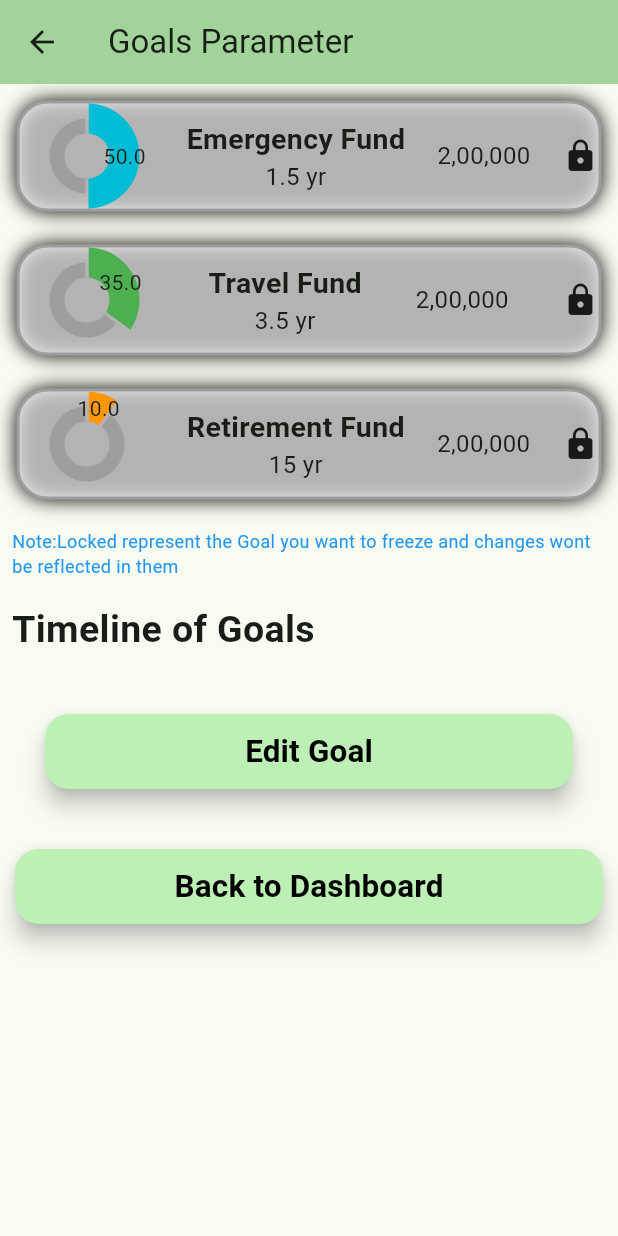
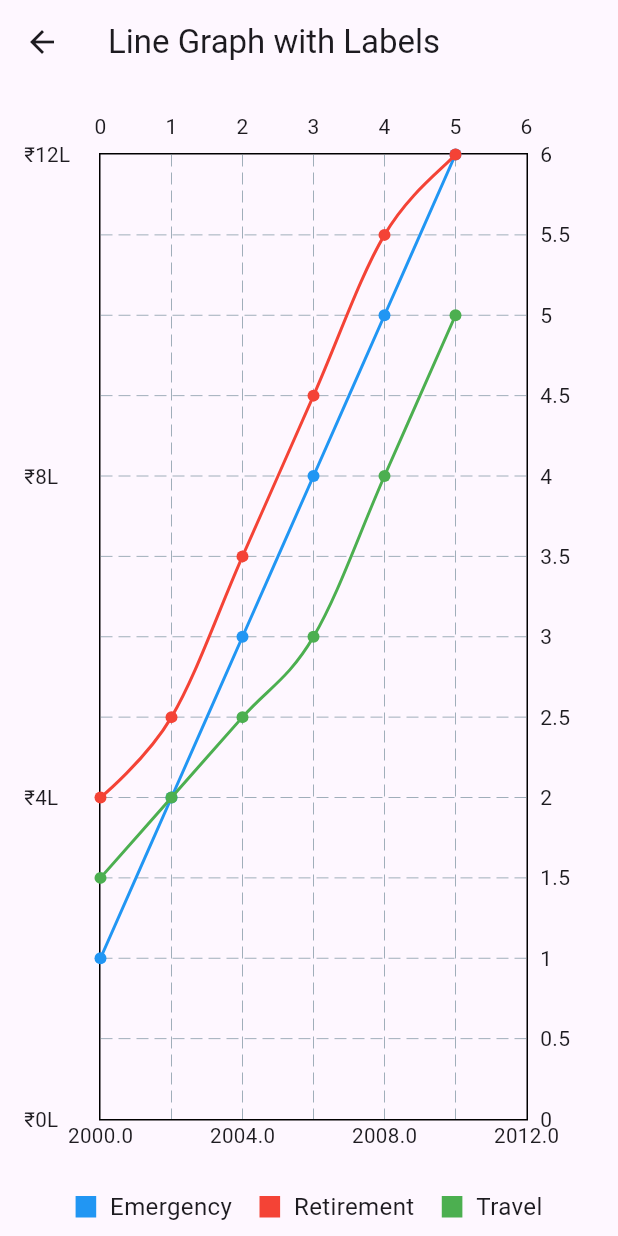
Before and after one commit to Rishika21Gupta/FinancialGoalPlanner, a Flutter app: the Overview screen opened by its route, after a tap on "Edit Goal", on a phone screen of 412 x 824 dp. Run offline on Flutter 3.47's test engine with Material 3 defaults, Android fonts, the phone set to English and light mode, and no system bars; drawn by our look-alikes of fl_chart; our stand-ins replace flutter_screenutil.

Commit message:
initial commit

```diff
--- a/lib/BLA.dart
+++ b/lib/BLA.dart
@@ -1,101 +1,147 @@
-// import 'package:fl_chart/fl_chart.dart';
-// import 'package:flutter/material.dart';
-//
-// class Overview extends StatefulWidget {
-//   const Overview({super.key});
-//
-//   @override
-//   State<Overview> createState() => _OverviewState();
-// }
-//
-// class _OverviewState extends State<Overview> {
-//   @override
-//   Widget build(BuildContext context) {
-//     return Scaffold(
-//         appBar: AppBar(
-//             backgroundColor: Theme.of(context).colorScheme.inversePrimary,
-//             title:Text('Goals Parameter')
-//         ),
-//         body:   Container(
-//             child: ListView(
-//               children: [
-//                 SingleChildScrollView(
-//                   scrollDirection: Axis.horizontal,
-//                   child: Container(
-//                     height:200,
-//                     width: 50,
-//                     color: Colors.red,
-//                     child: Row(
-//                       children: [
-//
-//                               SizedBox(
-//                   height:50,
-//                   child:PieChart(PieChartData(
-//                       startDegreeOffset: 270,
-//                       sections: [
-//                         PieChartSectionData(
-//                             value:50,
-//                             radius:10
-//                         ),
-//                         PieChartSectionData(
-//                             value:50,
-//                             showTitle: false,
-//                             color: Colors.grey,
-//                             radius:10
-//                         )
-//                       ]
-//                   ))
-//                               ),
-//                               // Column(
-//                               //   children: [
-//                               //     Text("Emergency Fund",style:TextStyle(fontSize:11,fontWeight: FontWeight.w600)),
-//                               //     Text("1.5 yr",style: TextStyle(fontSize:16),),
-//                               //   ],
-//                               // ),
-//                         // Text("2,00,000",style: TextStyle(fontSize:16)),
-//                         // Icon(Icons.lock)
-//
-//                       ],
-//                     ),
-//                   ),
-//                 ),
-//                 // Container(
-//                 //   color: Colors.red,
-//                 //   child: Row(
-//                 //     children: [],
-//                 //   ),
-//                 // ),
-//                 // Container(
-//                 //   color: Colors.red,
-//                 //   child: Row(
-//                 //     children: [],
-//                 //   ),
-//                 // ),
-//                 // Text("Note:Locked represent the Goal you want to freeze and changes wont be reflected in them",style: TextStyle(fontSize: 12,color: Colors.blue),)
-//
-//
-//               ],
-//             ),
-//             // child: SizedBox(
-//             //   height:90,
-//             //   child:PieChart(PieChartData(
-//             //     startDegreeOffset: 270,
-//             //     sections: [
-//             //       PieChartSectionData(
-//             //         value:50,
-//             //         radius:20
-//             //       ),
-//             //       PieChartSectionData(
-//             //           value:50,
-//             //           showTitle: false,
-//             //           color: Colors.grey,
-//             //           radius:10
-//             //       )
-//             //     ]
-//             //   ))
-//             // ),
-//           ),
-//
-//     );
-//   }
-// }
+import 'package:flutter/material.dart';
+import 'package:fl_chart/fl_chart.dart';
+import 'package:flutter_screenutil/flutter_screenutil.dart';
+
+
+
+class LineGraphExample extends StatelessWidget {
+  @override
+  Widget build(BuildContext context) {
+    return Scaffold(
+      appBar: AppBar(
+        title: Text('Line Graph with Labels'),
+      ),
+      body: Column(
+        children: [
+          Expanded(
+            child: Padding(
+              padding: const EdgeInsets.all(16.0),
+              child: LineChart(
+                LineChartData(
+                  gridData: FlGridData(show: true),
+                  titlesData: FlTitlesData(
+                    leftTitles: AxisTitles(
+                      sideTitles: SideTitles(
+                        showTitles: true,
+                        getTitlesWidget: (value, meta) {
+                          if (value % 2 == 0) {
+                            return Text(
+                              '₹${(value * 2).toStringAsFixed(0)}L',
+                              style: TextStyle(fontSize: 12.sp),
+                            );
+                          }
+                          return Container();
+                        },
+                        reservedSize: 50,
+                      ),
+                    ),
+                    bottomTitles: AxisTitles(
+                      sideTitles: SideTitles(
+                        showTitles: true,
+                        getTitlesWidget: (value, meta) {
+                          if (value % 2 == 0) {
+                            return Text(
+                              (2000 + value * 2).toString(),
+                              style: TextStyle(fontSize: 12.sp),
+                            );
+                          }
+                          return Container();
+                        },
+                      ),
+                    ),
+                  ),
+                  borderData: FlBorderData(
+                    show: true,
+                    border: const Border.symmetric(
+                      horizontal: BorderSide(color: Colors.black, width: 1),
+                      vertical: BorderSide(color: Colors.black, width: 1),
+                    ),
+                  ),
+                  minX: 0,
+                  maxX: 6,
+                  minY: 0,
+                  maxY: 6,
+                  lineBarsData: [
+                    // Emergency Line (Blue)
+                    LineChartBarData(
+                      spots: [
+                        FlSpot(0, 1),
+                        FlSpot(1, 2),
+                        FlSpot(2, 3),
+                        FlSpot(3, 4),
+                        FlSpot(4, 5),
+                        FlSpot(5, 6),
+                      ],
+                      isCurved: true,
+                      color: Colors.blue,
+                      dotData: FlDotData(show: true),
+                      belowBarData: BarAreaData(show: false),
+                    ),
+                    // Retirement Line (Red)
+                    LineChartBarData(
+                      spots: [
+                        FlSpot(0, 2),
+                        FlSpot(1, 2.5),
+                        FlSpot(2, 3.5),
+                        FlSpot(3, 4.5),
+                        FlSpot(4, 5.5),
+                        FlSpot(5, 6),
+                      ],
+                      isCurved: true,
+                      color: Colors.red,
+                      dotData: FlDotData(show: true),
+                      belowBarData: BarAreaData(show: false),
+                    ),
+                    // Travel Line (Green)
+                    LineChartBarData(
+                      spots: [
+                        FlSpot(0, 1.5),
+                        FlSpot(1, 2),
+                        FlSpot(2, 2.5),
+                        FlSpot(3, 3),
+                        FlSpot(4, 4),
+                        FlSpot(5, 5),
+                      ],
+                      isCurved: true,
+                      color: Colors.green,
+                      dotData: FlDotData(show: true),
+                      belowBarData: BarAreaData(show: false),
+                    ),
+                  ],
+                ),
+              ),
+            ),
+          ),
+          // Legend
+          Padding(
+            padding: const EdgeInsets.all(8.0),
+            child: Row(
+              mainAxisAlignment: MainAxisAlignment.center,
+              children: [
+                _buildLegendItem(Colors.blue, 'Emergency'),
+                SizedBox(width: 16.w),
+                _buildLegendItem(Colors.red, 'Retirement'),
+                SizedBox(width: 16.w),
+                _buildLegendItem(Colors.green, 'Travel'),
+              ],
+            ),
+          ),
+        ],
+      ),
+    );
+  }
+
+  Widget _buildLegendItem(Color color, String text) {
+    return Row(
+      children: [
+        Container(
+          width: 12.w,
+          height: 12.h,
+          color: color,
+        ),
+        SizedBox(width: 8.w),
+        Text(text, style: TextStyle(fontSize: 14.sp)),
+      ],
+    );
+  }
+}
--- a/lib/Overview.dart
+++ b/lib/Overview.dart
@@ -1,6 +1,8 @@
+import 'package:financial_goal_planner/BLA.dart';
 import 'package:financial_goal_planner/main.dart';
 import 'package:fl_chart/fl_chart.dart';
 import 'package:flutter/material.dart';
+import 'package:flutter_screenutil/flutter_screenutil.dart';
 
 class Overview extends StatefulWidget {
   const Overview({super.key});
@@ -24,9 +26,9 @@ class _OverviewState extends State<Overview> {
               child: Container(
                 decoration: BoxDecoration(
                   color: Colors.white70 ,
-                  borderRadius: BorderRadius.circular(21),
+                  borderRadius: BorderRadius.circular(21.r),
                   border: Border.all(
-                    width: 2,
+                    width: 2.w,
                     color:Colors.grey,
                   ),
                   boxShadow:[BoxShadow(
@@ -41,8 +43,8 @@ class _OverviewState extends State<Overview> {
                    mainAxisAlignment: MainAxisAlignment.spaceBetween,
                       children: [
                         SizedBox(
-                          height:70,
-                          width: 90,
+                          height:70.h,
+                          width: 90.w,
                           child: PieChart(PieChartData(
                                           startDegreeOffset: 270,
                                           sections: [
@@ -62,11 +64,11 @@ class _OverviewState extends State<Overview> {
                 Column(
                   mainAxisAlignment: MainAxisAlignment.spaceBetween,
                   children: [
-                    Text("Emergency Fund",style:TextStyle(fontSize:19,fontWeight: FontWeight.w600)),
-                    Text("1.5 yr",style: TextStyle(fontSize:16),),
+                    Text("Emergency Fund",style:TextStyle(fontSize:19.sp,fontWeight: FontWeight.w600)),
+                    Text("1.5 yr",style: TextStyle(fontSize:16.sp),),
                   ],
                 ),
-                        Text("2,00,000",style: TextStyle(fontSize:16)),
+                        Text("2,00,000",style: TextStyle(fontSize:16.sp)),
                         Icon(Icons.lock)
                       ]
 
@@ -78,9 +80,9 @@ class _OverviewState extends State<Overview> {
                 child: Container(
                   decoration: BoxDecoration(
                     color: Colors.white70 ,
-                    borderRadius: BorderRadius.circular(21),
+                    borderRadius: BorderRadius.circular(21.r),
                     border: Border.all(
-                      width: 2,
+                      width: 2.w,
                       color:Colors.grey,
                     ),
                     boxShadow:[BoxShadow(
@@ -94,8 +96,8 @@ class _OverviewState extends State<Overview> {
                       mainAxisAlignment: MainAxisAlignment.spaceBetween,
                       children: [
                         SizedBox(
-                          height:70,
-                          width: 90,
+                          height:70.h,
+                          width: 90.w,
                           child: PieChart(PieChartData(
                               startDegreeOffset: 270,
                               sections: [
@@ -116,11 +118,11 @@ class _OverviewState extends State<Overview> {
                         Column(
                           mainAxisAlignment: MainAxisAlignment.spaceBetween,
                           children: [
-                            Text("Travel Fund",style:TextStyle(fontSize:19,fontWeight: FontWeight.w600)),
-                            Text("3.5 yr",style: TextStyle(fontSize:16),),
+                            Text("Travel Fund",style:TextStyle(fontSize:19.sp,fontWeight: FontWeight.w600)),
+                            Text("3.5 yr",style: TextStyle(fontSize:16.sp),),
                           ],
                         ),
-                        Text("2,00,000",style: TextStyle(fontSize:16)),
+                        Text("2,00,000",style: TextStyle(fontSize:16.sp)),
                         Icon(Icons.lock)
                       ]
 
@@ -133,9 +135,9 @@ class _OverviewState extends State<Overview> {
                 child: Container(
                   decoration: BoxDecoration(
                     color: Colors.white70 ,
-                    borderRadius: BorderRadius.circular(21),
+                    borderRadius: BorderRadius.circular(21.r),
                     border: Border.all(
-                      width: 2,
+                      width: 2.w,
                       color:Colors.grey,
                     ),
                     boxShadow:[BoxShadow(
@@ -149,8 +151,8 @@ class _OverviewState extends State<Overview> {
                       mainAxisAlignment: MainAxisAlignment.spaceBetween,
                       children: [
                         SizedBox(
-                          height:70,
-                          width: 90,
+                          height:70.h,
+                          width: 90.w,
                           child: PieChart(PieChartData(
                               startDegreeOffset: 270,
                               sections: [
@@ -171,11 +173,11 @@ class _OverviewState extends State<Overview> {
                         Column(
                           mainAxisAlignment: MainAxisAlignment.spaceBetween,
                           children: [
-                            Text("Retirement Fund",style:TextStyle(fontSize:19,fontWeight: FontWeight.w600)),
-                            Text("15 yr",style: TextStyle(fontSize:16),),
+                            Text("Retirement Fund",style:TextStyle(fontSize:19.sp,fontWeight: FontWeight.w600)),
+                            Text("15 yr",style: TextStyle(fontSize:16.sp),),
                           ],
                         ),
-                        Text("2,00,000",style: TextStyle(fontSize:16)),
+                        Text("2,00,000",style: TextStyle(fontSize:16.sp)),
                         Icon(Icons.lock)
                       ]
 
@@ -185,41 +187,45 @@ class _OverviewState extends State<Overview> {
               Padding(
                 padding: const EdgeInsets.all(8.0),
                 child: Container(
-                    child: Text("Note:Locked represent the Goal you want to freeze and changes wont be reflected in them",style: TextStyle(fontSize: 12,color: Colors.blue),)),
+                    child: Text("Note:Locked represent the Goal you want to freeze and changes wont be reflected in them",style: TextStyle(fontSize: 12.sp,color: Colors.blue),)),
               ),
 
               Padding(
                 padding: const EdgeInsets.all(8.0),
                 child: Container(
-                    child: Text("Timeline of Goals",style: TextStyle(fontWeight: FontWeight.w600,fontSize: 25,),)),
+                    child: Text("Timeline of Goals",style: TextStyle(fontWeight: FontWeight.w600,fontSize: 25.sp,),)),
               ),
+
+
               Padding(
                 padding: const EdgeInsets.all(30.0),
                 child: Container(
-                  width: 250,
-                  height: 50,
+                  width: 250.w,
+                  height: 50.h,
                   child: FloatingActionButton(
                     onPressed:(){
                       // Navigator.push(context,MaterialPageRoute(builder: (context)=>Overview()));
+                      Navigator.push(context,MaterialPageRoute(builder: (context)=>LineGraphExample()));
+                      print("next page");
                       print("EDIT GOAL");
                     },
                     tooltip: 'Edit Goal',
-                    child: Text("Edit Goal",style: TextStyle(color: Colors.black,fontSize: 21,fontWeight: FontWeight.bold ,),),
+                    child: Text("Edit Goal",style: TextStyle(color: Colors.black,fontSize: 21.sp,fontWeight: FontWeight.bold ,),),
                   ),
                 ),
               ),
               Padding(
                 padding: const EdgeInsets.all(10.0),
                 child: Container(
-                  width: 250,
-                  height: 50,
+                  width: 250.w,
+                  height: 50.h,
                   child: FloatingActionButton(
                     onPressed:(){
                       Navigator.push(context,MaterialPageRoute(builder: (context)=>MyHomePage(title: 'back to homepage',)));
 
                     },
                     tooltip: 'Back to Dashboard',
-                    child: Text("Back to Dashboard",style: TextStyle(color: Colors.black,fontSize: 21,fontWeight: FontWeight.bold ,),),
+                    child: Text("Back to Dashboard",style: TextStyle(color: Colors.black,fontSize: 21.sp,fontWeight: FontWeight.bold ,),),
                   ),
                 ),
               ),
--- a/pubspec.yaml
+++ b/pubspec.yaml
@@ -35,6 +35,8 @@ dependencies:
   # Use with the CupertinoIcons class for iOS style icons.
   cupertino_icons: ^1.0.8
   fl_chart: ^0.70.1
+  flutter_screenutil: ^5.9.3
+  google_fonts: ^6.1.0
 
 dev_dependencies:
   flutter_test:
```
Also changed, not shown: lib/GoalParameters.dart (+35 -26 lines), lib/main.dart (+57 -40 lines), pubspec.lock, 2 other files.
